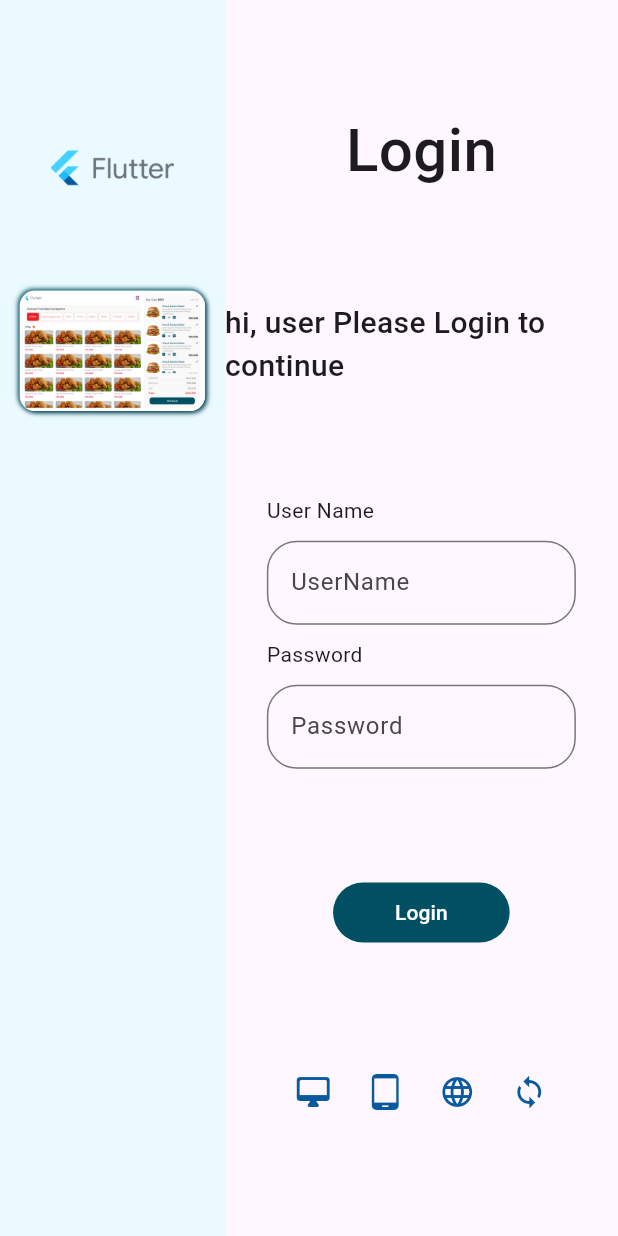
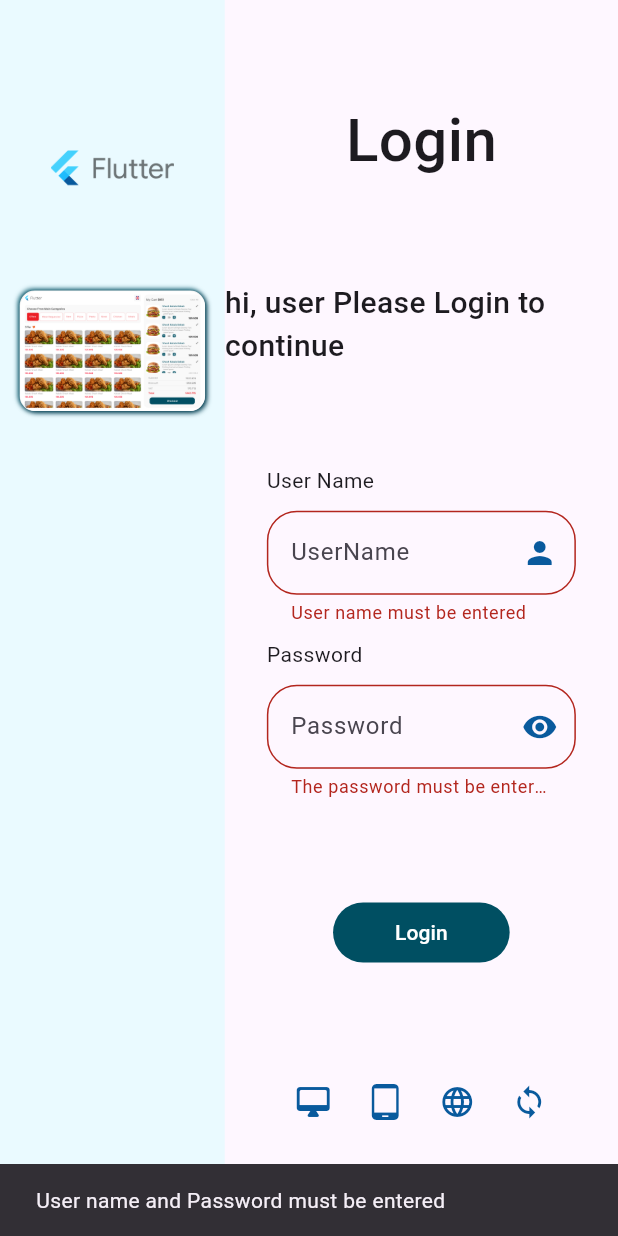
Before and after one commit to amalaldogaishaa/talabat_pos, a Flutter app: the screen it shows after launch, after a tap on "Login", on a phone screen of 412 x 824 dp. Run offline on Flutter 3.47's test engine with Material 3 defaults, Android fonts, the phone set to English and light mode, and no system bars; drawn by our look-alikes of clay_containers; our stand-ins replace dio; network calls fail.

Commit message:
second  commit

```diff
--- a/lib/main.dart
+++ b/lib/main.dart
@@ -1,8 +1,6 @@
 import 'package:flutter/material.dart';
 import 'package:provider/provider.dart';
 import 'package:talabat_pos/routes/route.dart';
-import 'package:talabat_pos/screens/home.dart';
-import 'package:talabat_pos/screens/login.dart';
 import 'package:talabat_pos/services/category_service.dart';
 import 'package:talabat_pos/services/item_service.dart';
 import 'package:talabat_pos/services/login_service.dart';
--- a/lib/screens/login.dart
+++ b/lib/screens/login.dart
@@ -1,9 +1,6 @@
 import 'package:clay_containers/clay_containers.dart';
-import 'package:dio/dio.dart';
 import 'package:flutter/material.dart';
 import 'package:provider/provider.dart';
-import 'package:talabat_pos/screens/home.dart';
-
 import 'package:talabat_pos/services/login_service.dart';
 import 'package:talabat_pos/utils/color.dart';
 import 'package:talabat_pos/utils/images.dart';
@@ -22,6 +19,7 @@ class LoginScreen extends StatefulWidget {
 class _LoginScreenState extends State<LoginScreen> {
   TextEditingController username = TextEditingController(text: "");
   TextEditingController password = TextEditingController(text: "");
+  final _formKey = GlobalKey<FormState>();
 
   @override
   void initState() {
@@ -29,7 +27,7 @@ class _LoginScreenState extends State<LoginScreen> {
 
     super.initState();
   }
-
+  bool _isObscure = true;
   @override
   Widget build(BuildContext context) {
     var loginService = Provider.of<LoginService>(
@@ -74,6 +72,8 @@ class _LoginScreenState extends State<LoginScreen> {
           //right
           Expanded(
             flex: 7,
+            child: Form(
+              key: _formKey,
               child: Container(
                 child: Column(
                   mainAxisAlignment: MainAxisAlignment.spaceEvenly,
@@ -87,7 +87,7 @@ class _LoginScreenState extends State<LoginScreen> {
                       style: StylesApp.titleDescStyle,
                     ),
 
-                  /////////////////////////////////////
+
                     Container(
                       // color: Colors.amber,
                       width: MediaQuery.of(context).size.width * 0.5,
@@ -103,7 +103,17 @@ class _LoginScreenState extends State<LoginScreen> {
                           SpacesApp.spaceH_10,
                           TextFormField(
                             controller: username,
+                            validator: (value) {
+                              if (value!.isEmpty) {
+                                return 'User name must be entered';
+                              }
+                              return null;
+                            },
                             decoration: InputDecoration(
+                              suffixIcon: Icon(
+                                Icons.person,
+                                color: AppColors.theirdColor,
+                              ),
                               hintText: "UserName",
                               focusedBorder: OutlineInputBorder(
                                   borderRadius: BorderRadius.circular(20),
@@ -122,9 +132,27 @@ class _LoginScreenState extends State<LoginScreen> {
                           ),
                           SpacesApp.spaceH_10,
                           TextFormField(
+                            obscureText: _isObscure,
                             controller: password,
+                            validator: (value) {
+                              if (value!.isEmpty) {
+                                return 'The password must be entered';
+                              }
+                              return null;
+                            },
                             decoration: InputDecoration(
                               hintText: "Password",
+                              suffixIcon: IconButton(
+                                icon: Icon(
+                                  _isObscure ? Icons.visibility : Icons.visibility_off,
+                                ),
+                                color: AppColors.theirdColor,
+                                onPressed: () {
+                                  setState(() {
+                                    _isObscure = !_isObscure;
+                                  });
+                                },
+                              ),
                               focusedBorder: OutlineInputBorder(
                                   borderRadius: BorderRadius.circular(20),
                                   borderSide: BorderSide(
@@ -138,28 +166,38 @@ class _LoginScreenState extends State<LoginScreen> {
                         ],
                       ),
                     ),
-                  //SpacesApp.spaceH_20,
-///////////////////////////////////////////
+
+
                     loginService.getIsloading
                         ? CircularProgressIndicator(
                             color: AppColors.primaryColor,
                           )
                         : FilledButton(
                             onPressed: () async {
+                              if (_formKey.currentState!.validate()) {
+                                // هنا يتم تنفيذ عملية تسجيل الدخول
+                                print('كلمة المرور صحيحة');
+                              } else {
+                                ScaffoldMessenger.of(context).showSnackBar(
+                                  const SnackBar(content: Text('User name and Password must be entered')),
+                                );
+                              }
                               loginService.setisLoading = true;
 
                               var res = await loginService.login(LoginPost(
                                   userName: username.text,
-                                password: password.text));
+                                  password: password.text,
+                                 ));
+
                               if (res == true) {
                                 Navigator.of(context)
                                     .pushReplacementNamed('/Home');
                               } else {
                                 loginService.setisLoading = false;
-
                                 print("wrong");
                               }
                             },
+
                             style: FilledButton.styleFrom(
                               padding: EdgeInsets.symmetric(
                                   horizontal:
@@ -209,6 +247,7 @@ class _LoginScreenState extends State<LoginScreen> {
                 // width: MediaQuery.of(context).size.width * 0.5,
               ),
             ),
+          ),
         ],
       ),
     );
```
Also changed, not shown: lib/screens/left_home.dart (+8 -19 lines), lib/screens/right_home.dart (+15 -12 lines). Lines whose indentation alone changed are shown as unchanged.
